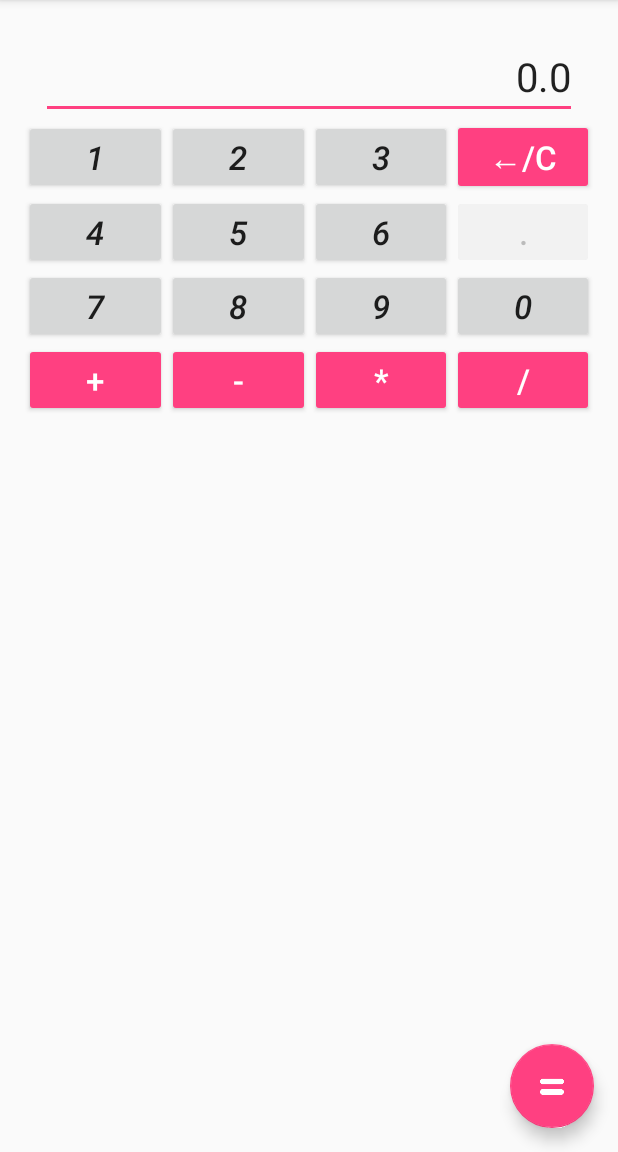
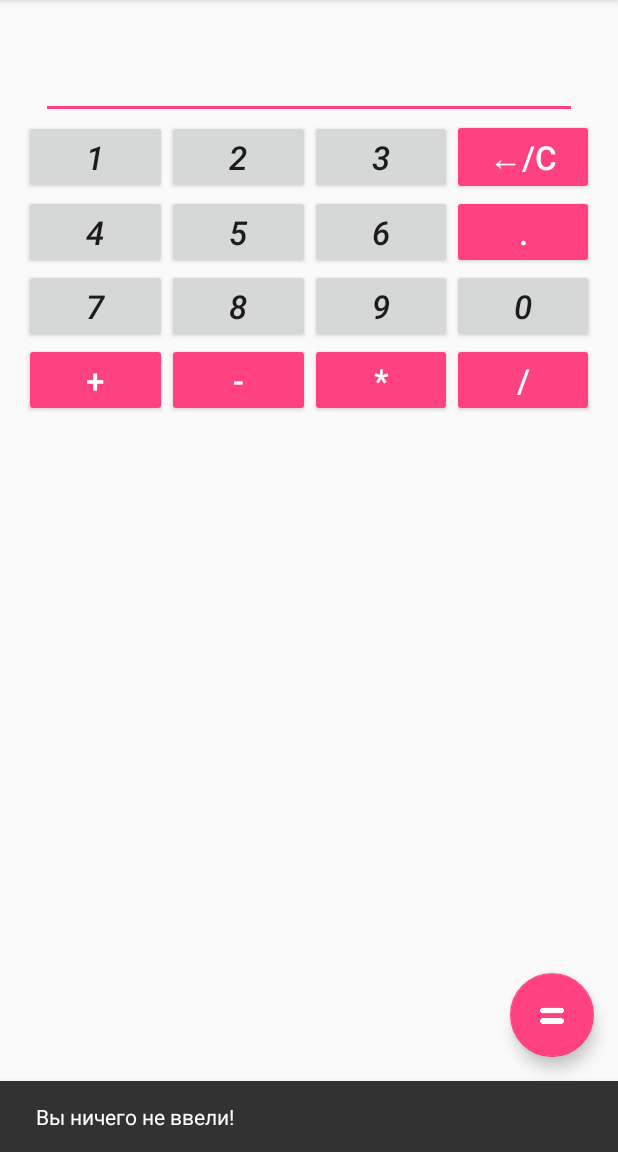
Before and after one commit to KorobkovD/Calculator, an Android app: the screen it shows after launch (MainActivity), after a tap on an icon or button, on a phone screen of 412 x 824 dp, the part 84-1236 px from its top. Run offline under Robolectric (Android 15) with nearby library versions, the phone set to English and light mode, and no system bars.

```diff
--- a/app/src/main/AndroidManifest.xml
+++ b/app/src/main/AndroidManifest.xml
@@ -7,7 +7,8 @@
         android:icon="@drawable/icon"
         android:label="@string/app_name"
         android:supportsRtl="true"
-        android:theme="@style/AppTheme" >
+        android:theme="@style/AppTheme"
+        android:screenOrientation="portrait">
         <activity
             android:name=".MainActivity"
             android:label="@string/app_name"
--- a/app/src/main/java/com/example/denis/calculator/MainActivity.java
+++ b/app/src/main/java/com/example/denis/calculator/MainActivity.java
@@ -146,10 +146,10 @@ public class MainActivity extends AppCompatActivity implements View.OnClickListe
         fab.setOnClickListener(new View.OnClickListener() {
             @Override
             public void onClick(View view) {
-                if (tvResult.getText().equals("")) {
+                if (tvResult.length() == 0) {
                     Snackbar.make(view, "Вы ничего не ввели!", Snackbar.LENGTH_SHORT).setAction("Action", null).show();
-                    return;
                 }
+                else {
                     num2 = Float.parseFloat(tvResult.getText().toString().substring(operPos + 1));
                     switch (oper) {
                         case "+":
@@ -167,6 +167,7 @@ public class MainActivity extends AppCompatActivity implements View.OnClickListe
                     }
                     tvResult.setText(Float.toString(result));
                     btnDot.setEnabled(false);
+                }
             }
         });
     }
--- a/app/src/main/res/layout/content_main.xml
+++ b/app/src/main/res/layout/content_main.xml
@@ -28,7 +28,7 @@
             android:editable="false"
             android:textIsSelectable="true"
             android:gravity="right"
-            android:inputType="text">
+            android:inputType="none">
         </EditText>
         <LinearLayout
             android:orientation="horizontal"
```
Lines whose indentation alone changed are shown as unchanged.
